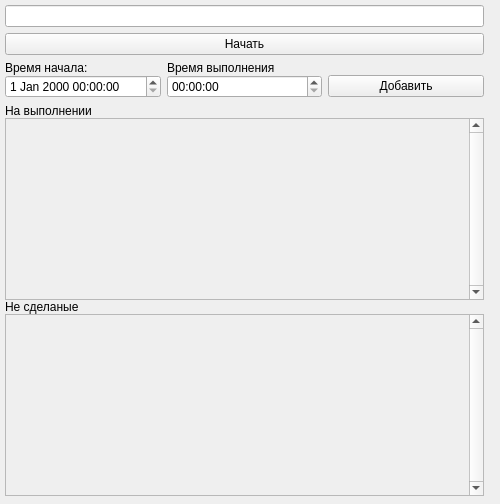
Old version of the form my_widgets/home_widget.ui in the repository prostoLavr/time_control.
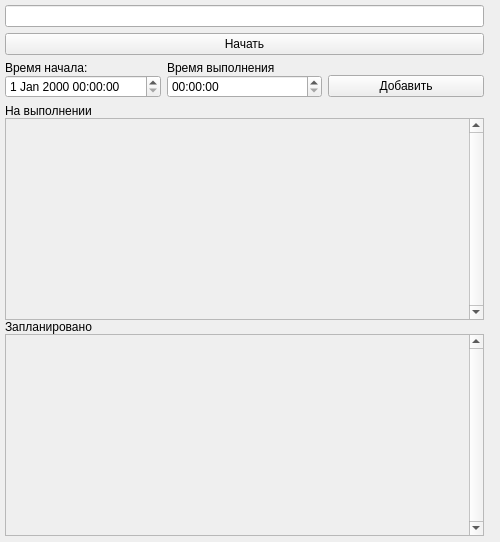
New version of the form.

```diff
--- a/my_widgets/home_widget.ui
+++ b/my_widgets/home_widget.ui
@@ -7,7 +7,7 @@
     <x>0</x>
     <y>0</y>
     <width>500</width>
-    <height>504</height>
+    <height>542</height>
    </rect>
   </property>
   <property name="minimumSize">
@@ -28,7 +28,7 @@
      <x>0</x>
      <y>0</y>
      <width>489</width>
-     <height>501</height>
+     <height>541</height>
     </rect>
    </property>
    <layout class="QVBoxLayout" name="verticalLayout">
@@ -131,6 +131,9 @@
       </item>
       <item>
        <widget class="QScrollArea" name="nowScrollArea">
+        <property name="autoFillBackground">
+         <bool>false</bool>
+        </property>
         <property name="verticalScrollBarPolicy">
          <enum>Qt::ScrollBarAlwaysOn</enum>
         </property>
@@ -146,7 +149,7 @@
            <x>0</x>
            <y>0</y>
            <width>459</width>
-           <height>142</height>
+           <height>162</height>
           </rect>
          </property>
         </widget>
@@ -155,7 +158,7 @@
       <item>
        <widget class="QLabel" name="label_2">
         <property name="text">
-         <string>Не сделаные</string>
+         <string>Запланировано</string>
         </property>
        </widget>
       </item>
@@ -192,7 +195,7 @@
            <x>0</x>
            <y>0</y>
            <width>459</width>
-           <height>142</height>
+           <height>162</height>
           </rect>
          </property>
          <property name="styleSheet">
```
